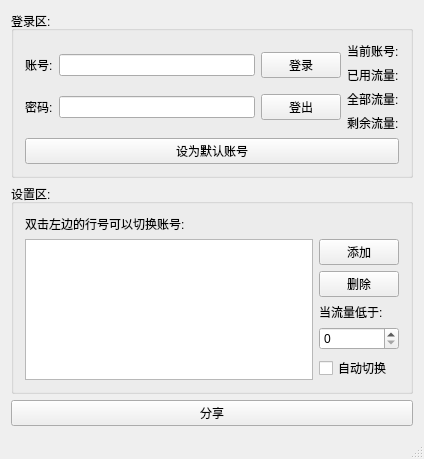
Old version of the form loginwindow.ui in the repository xiaofud/stulogin.
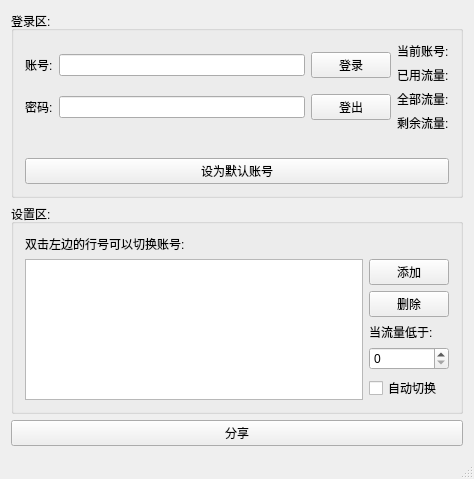
New version of the form.

Diff of the .ui file:
```diff
--- a/loginwindow.ui
+++ b/loginwindow.ui
@@ -6,20 +6,22 @@
    <rect>
     <x>0</x>
     <y>0</y>
-    <width>424</width>
-    <height>384</height>
+    <width>474</width>
+    <height>406</height>
    </rect>
   </property>
   <property name="windowTitle">
    <string>LoginWindow</string>
   </property>
   <widget class="QWidget" name="centralWidget">
-   <layout class="QVBoxLayout" name="verticalLayout_6">
+   <layout class="QVBoxLayout" name="verticalLayout_7">
     <item>
      <widget class="QGroupBox" name="loginGroupBox">
       <property name="title">
        <string>登录区:</string>
       </property>
+      <layout class="QVBoxLayout" name="verticalLayout_6">
+       <item>
       <layout class="QVBoxLayout" name="verticalLayout_4">
        <item>
         <layout class="QHBoxLayout" name="horizontalLayout_3">
@@ -126,12 +128,21 @@
          </item>
         </layout>
        </item>
+         <item>
+          <widget class="QLabel" name="noticeLabel">
+           <property name="text">
+            <string/>
+           </property>
+          </widget>
+         </item>
        <item>
         <widget class="QPushButton" name="defaultButton">
          <property name="text">
           <string>设为默认账号</string>
          </property>
         </widget>
+         </item>
+        </layout>
        </item>
       </layout>
      </widget>
```
Lines whose indentation alone changed are shown as unchanged.
